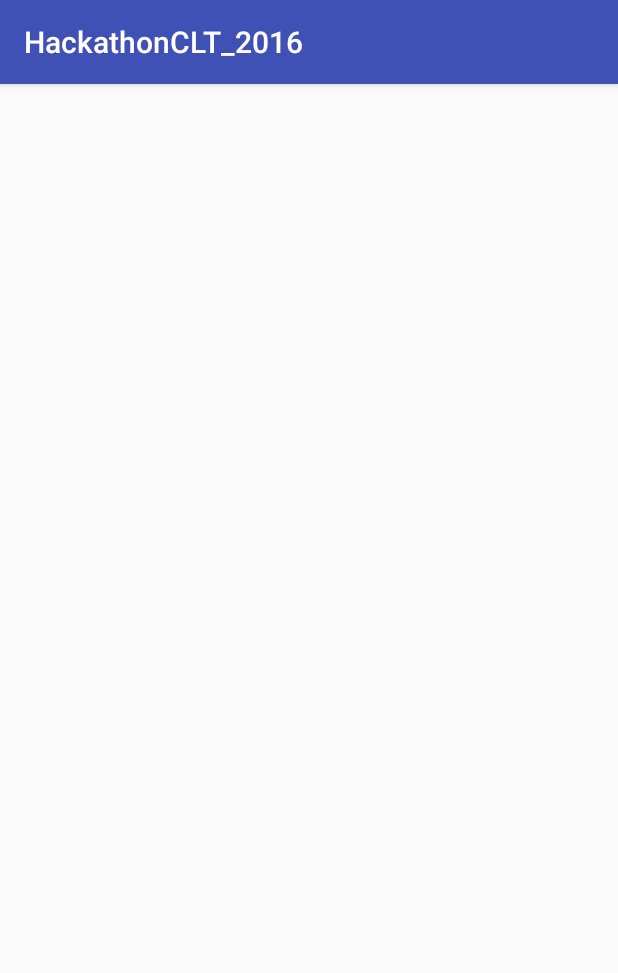
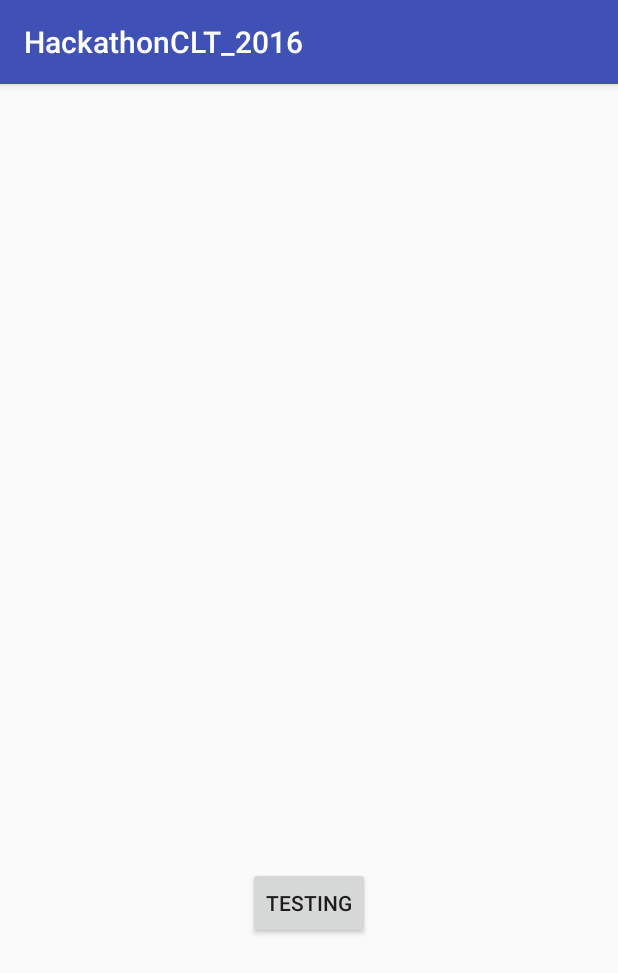
Before and after one commit to TSNichols/HackathonCLT_2016, an Android app: the screen it shows after launch (MainActivity), on a phone screen of 412 x 824 dp. Shown: the top 973 px of the screen. Run offline under Robolectric (Android 15) with nearby library versions, the phone set to English and light mode, and no system bars.

Commit message:
added button test

```diff
--- a/app/src/main/res/layout/activity_main.xml
+++ b/app/src/main/res/layout/activity_main.xml
@@ -9,4 +9,13 @@
     android:paddingTop="@dimen/activity_vertical_margin"
     tools:context="tsnichols.com.hackathonclt_2016.MainActivity">
 
+    <Button
+        style="?android:attr/buttonStyleSmall"
+        android:layout_width="wrap_content"
+        android:layout_height="wrap_content"
+        android:text="testing"
+        android:id="@+id/btn_test"
+        android:layout_alignParentBottom="true"
+        android:layout_centerHorizontal="true"
+        android:layout_marginBottom="182dp" />
 </RelativeLayout>
```
